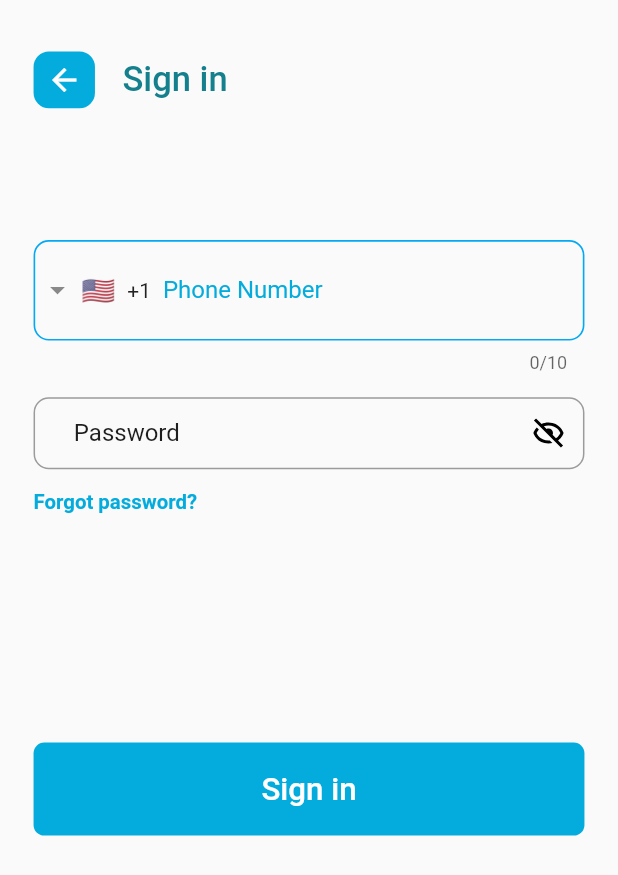
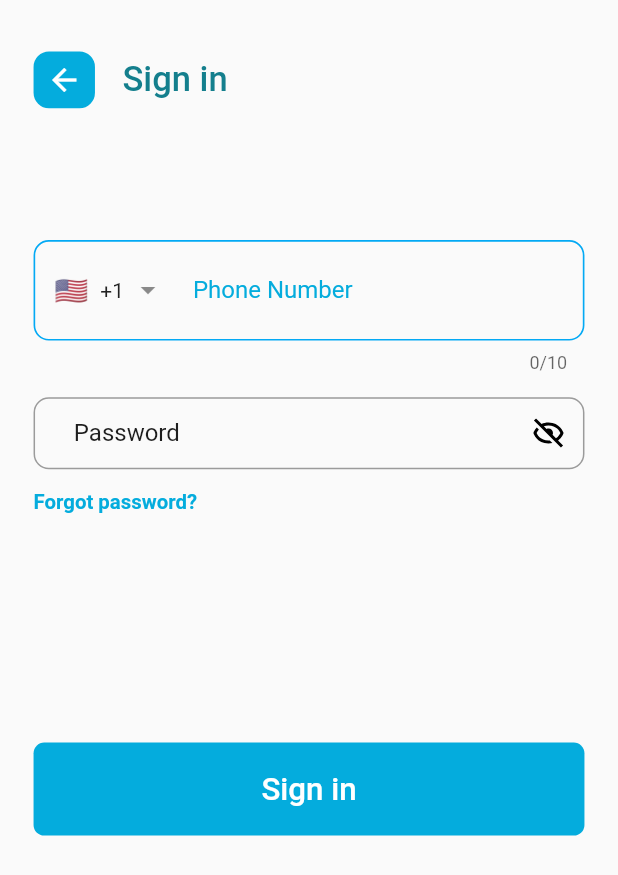
Before and after one commit to msaad5746/border_pay, a Flutter app: the screen it shows after launch, after a tap on "Existing User", on a phone screen of 412 x 824 dp. Shown: the top 875 px of the screen. Run offline on Flutter 3.47's test engine with Material 2 defaults, Android fonts, the phone set to English and light mode, and no system bars; drawn by our look-alikes of intl_phone_field; our stand-ins replace connectivity_plus, convex_bottom_bar, country_picker, flutter_screenutil, flutter_svg, get and 7 more; missing offline and left inert: open_mail_app, xml2json; network calls fail.

Commit message:
bug fixed

```diff
--- a/lib/main.dart
+++ b/lib/main.dart
@@ -124,9 +124,11 @@ class _MyAppState extends State<MyApp> {
   @override
   Widget build(BuildContext context) {
     SystemChrome.setSystemUIOverlayStyle(SystemUiOverlayStyle.dark);
-    return _connectionStatus == ConnectivityResult.mobile ||
-            _connectionStatus == ConnectivityResult.wifi
-        ? ScreenUtilInit(
+    return
+      // _connectionStatus == ConnectivityResult.mobile ||
+      //       _connectionStatus == ConnectivityResult.wifi
+      //   ?
+    ScreenUtilInit(
             builder: () => MaterialApp(
               localizationsDelegates: const [
                 GlobalMaterialLocalizations.delegate,
@@ -354,12 +356,14 @@ class _MyAppState extends State<MyApp> {
                 return PageRouteBuilder(
                     settings: settings, pageBuilder: (_, __, ___) => page);
               },
+
             ),
+
             designSize: const Size(375, 812),
-          )
-        : const MaterialApp(
-            home: Text(''),
-            debugShowCheckedModeBanner: false,
           );
+        // : const MaterialApp(
+        //     home: Text(''),
+        //     debugShowCheckedModeBanner: false,
+        //   );
   }
 }
--- a/lib/model/datamodels/user_model.dart
+++ b/lib/model/datamodels/user_model.dart
@@ -35,7 +35,7 @@ class UserModel {
         passport: json['userInfo']['passport'] ?? '',
         gender: json['userInfo']['gender'] ?? '',
         nationality: json['userInfo']['nationality'] != null
-            ? NationalityModel.fromJson(json['nationality'])
+            ? NationalityModel.fromJson(json['userInfo']['nationality'])
             : NationalityModel(),
         tourist: json['tourist'],
         email: json['userInfo']['email'],
--- a/lib/screens/login.dart
+++ b/lib/screens/login.dart
@@ -93,12 +93,9 @@ class _LoginPageState extends State<LoginPage> {
                     SizedBox(
                       height: 68.54.h,
                     ),
-                    Row(
-                      children: [
-                        Expanded(
-                          child: IntlPhoneField(
+                    IntlPhoneField(
                       initialCountryCode: 'US',
-                            controller: phoneController,
+                      // controller: phoneController,
                       decoration: InputDecoration(
                         contentPadding: EdgeInsets.only(
                           left: 30.45.w,
@@ -152,9 +149,8 @@ class _LoginPageState extends State<LoginPage> {
                           },
                         );
                       },
-                          ),
-                        ),
-                      ],
+                      dropdownIconPosition: IconPosition.trailing,
+                      flagsButtonMargin: EdgeInsets.symmetric(horizontal: 10),
                     ),
 
                     SizedBox(
--- a/lib/screens/welcome_screen.dart
+++ b/lib/screens/welcome_screen.dart
@@ -175,10 +175,16 @@ class _WelcomePageState extends State<WelcomePage> {
 
   Future<void> getCountries() async {
     await countriesController.fetchCountries();
-    bool isLogin = storage.getBoolValue(SharedPrefKeys.isLogin);
-    if (isLogin) {
-      Navigator.popAndPushNamed(context, RouteConstant.hostPage);
-    } else {
+    try {
+      bool isLogin = storage.getBoolValue(SharedPrefKeys.isLogin);
+      if (isLogin) {
+        Navigator.popAndPushNamed(context, RouteConstant.hostPage);
+      } else {
+        setState(() {
+          showButtons = true;
+        });
+      }
+    } catch (e) {
       setState(() {
         showButtons = true;
       });
```
Also changed, not shown: lib/screens/payment_summary/payment_summary.dart (+6 -3 lines), lib/screens/setting/setting.dart (+25 -10 lines), lib/screens/update_profile/update_profile.dart (+3 -9 lines). Lines whose indentation alone changed are shown as unchanged.
